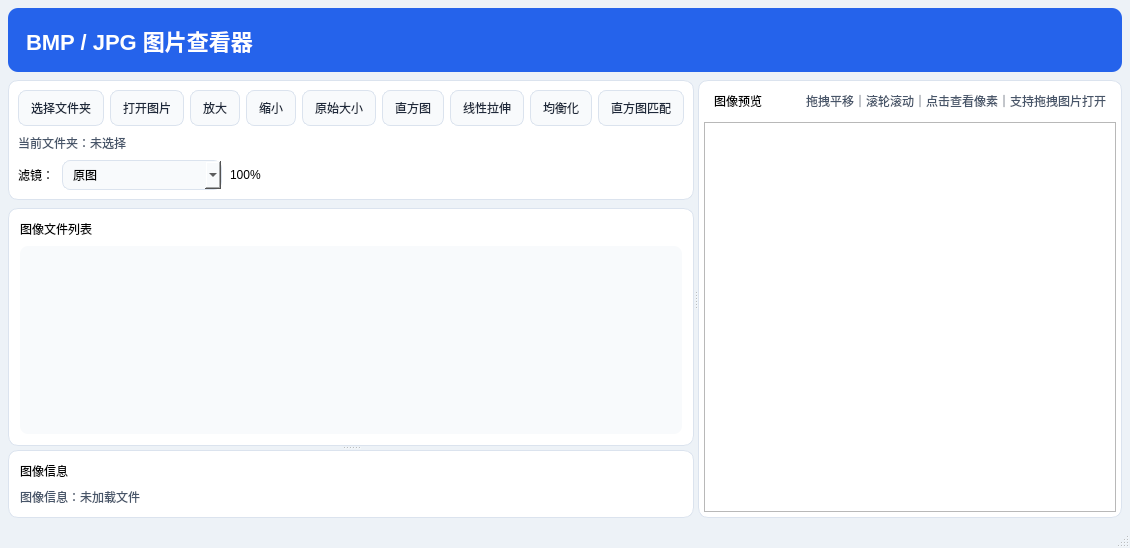
The window that src/MainWindow.ui (zlx041015/Image-Processing-Platform) describes before a commit, drawn with Qt 5.
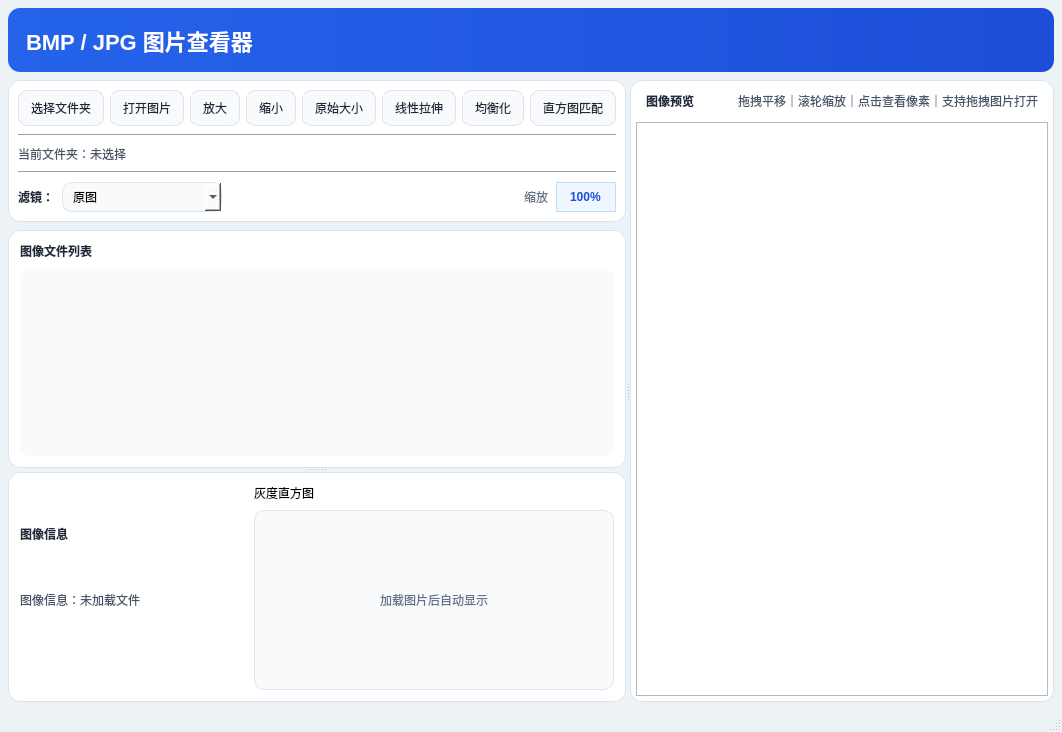
The same window after the commit. Custom widgets are drawn as their Qt base class.

```diff
--- a/src/MainWindow.ui
+++ b/src/MainWindow.ui
@@ -11,8 +11,8 @@
 }
 
 QWidget#headerWidget {
-    background: #2563eb;
-    border-radius: 10px;
+    background: qlineargradient(x1:0, y1:0, x2:1, y2:0, stop:0 #2563eb, stop:1 #1d4ed8);
+    border-radius: 12px;
 }
 
 QLabel#titleLabel {
@@ -27,14 +27,27 @@
 QWidget#canvasCard {
     background: white;
     border: 1px solid #dbe3ee;
-    border-radius: 10px;
+    border-radius: 12px;
+}
+
+QWidget#buttonRow1,
+QWidget#buttonRow2,
+QWidget#buttonRow3 {
+    background: transparent;
+}
+
+QFrame#toolbarDivider {
+    background: #e8eef5;
+    min-height: 1px;
+    max-height: 1px;
+    border: none;
 }
 
 QPushButton {
     background: #f8fafc;
     color: #1e293b;
     border: 1px solid #dbe3ee;
-    border-radius: 8px;
+    border-radius: 9px;
     padding: 8px 12px;
 }
 
@@ -44,15 +57,49 @@
 
 QLabel#folderLabel,
 QLabel#infoLabel,
-QLabel#previewHintLabel {
+QLabel#histogramLabel,
+QLabel#previewHintLabel,
+QLabel#filterLabel,
+QLabel#listTitle,
+QLabel#infoTitle,
+QLabel#previewTitleLabel {
     color: #475569;
 }
 
+QLabel#filterLabel,
+QLabel#listTitle,
+QLabel#infoTitle,
+QLabel#previewTitleLabel {
+    color: #1e293b;
+    font-weight: 700;
+}
+
+QLabel#zoomTextLabel {
+    color: #64748b;
+}
+
+QLabel#zoomLabel {
+    background: #eff6ff;
+    color: #1d4ed8;
+    border: 1px solid #bfdbfe;
+    border-radius: 999px;
+    padding: 4px 10px;
+    font-weight: 700;
+}
+
+QLabel#histogramLabel {
+    background: #f8fafc;
+    color: #64748b;
+    border: 1px solid #dbe3ee;
+    border-radius: 10px;
+    padding: 8px;
+}
+
 QComboBox {
     background: #f8fafc;
     color: #000000;
     border: 1px solid #dbe3ee;
-    border-radius: 8px;
+    border-radius: 9px;
     padding: 6px 10px;
     min-width: 120px;
 }
@@ -68,15 +115,19 @@
     background: #f8fafc;
     color: #1e293b;
     border: none;
-    border-radius: 8px;
+    border-radius: 10px;
     padding: 6px;
     font-family: Consolas;
 }
 
+QListWidget::item {
+    padding: 6px 8px;
+    border-radius: 6px;
+}
+
 QListWidget::item:selected {
     background: #bfdbfe;
     color: #0f172a;
-    border-radius: 6px;
 }</string>
   </property>
   <widget class="QWidget" name="centralwidget">
@@ -194,72 +245,27 @@
               <property name="spacing">
                <number>6</number>
               </property>
-              <item>
-               <widget class="QPushButton" name="selectFolderButton">
-                <property name="text">
-                 <string>选择文件夹</string>
-                </property>
-               </widget>
-              </item>
-              <item>
-               <widget class="QPushButton" name="openFileButton">
-                <property name="text">
-                 <string>打开图片</string>
-                </property>
-               </widget>
-              </item>
-              <item>
-               <widget class="QPushButton" name="zoomInButton">
-                <property name="text">
-                 <string>放大</string>
-                </property>
-               </widget>
-              </item>
-              <item>
-               <widget class="QPushButton" name="zoomOutButton">
-                <property name="text">
-                 <string>缩小</string>
-                </property>
-               </widget>
-              </item>
-              <item>
-               <widget class="QPushButton" name="resetZoomButton">
-                <property name="text">
-                 <string>原始大小</string>
-                </property>
-               </widget>
-              </item>
-              <item>
-               <widget class="QPushButton" name="histogramButton">
-                <property name="text">
-                 <string>直方图</string>
-                </property>
-               </widget>
-              </item>
-              <item>
-               <widget class="QPushButton" name="linearStretchButton">
-                <property name="text">
-                 <string>线性拉伸</string>
-                </property>
-               </widget>
-              </item>
-              <item>
-               <widget class="QPushButton" name="equalizeButton">
-                <property name="text">
-                 <string>均衡化</string>
-                </property>
-               </widget>
-              </item>
-              <item>
-               <widget class="QPushButton" name="histMatchButton">
-                <property name="text">
-                 <string>直方图匹配</string>
-                </property>
-               </widget>
-              </item>
+              <item><widget class="QPushButton" name="selectFolderButton"><property name="text"><string>选择文件夹</string></property></widget></item>
+              <item><widget class="QPushButton" name="openFileButton"><property name="text"><string>打开图片</string></property></widget></item>
+              <item><widget class="QPushButton" name="zoomInButton"><property name="text"><string>放大</string></property></widget></item>
+              <item><widget class="QPushButton" name="zoomOutButton"><property name="text"><string>缩小</string></property></widget></item>
+              <item><widget class="QPushButton" name="resetZoomButton"><property name="text"><string>原始大小</string></property></widget></item>
+              <item><widget class="QPushButton" name="linearStretchButton"><property name="text"><string>线性拉伸</string></property></widget></item>
+              <item><widget class="QPushButton" name="equalizeButton"><property name="text"><string>均衡化</string></property></widget></item>
+              <item><widget class="QPushButton" name="histMatchButton"><property name="text"><string>直方图匹配</string></property></widget></item>
              </layout>
             </widget>
            </item>
+           <item>
+            <widget class="QFrame" name="toolbarDivider1">
+             <property name="frameShape">
+              <enum>QFrame::HLine</enum>
+             </property>
+             <property name="frameShadow">
+              <enum>QFrame::Sunken</enum>
+             </property>
+            </widget>
+           </item>
            <item>
             <widget class="QWidget" name="buttonRow2">
              <layout class="QHBoxLayout" name="buttonRow2Layout">
@@ -285,7 +291,17 @@
                 </property>
                </widget>
               </item>
-             </layout>
+            </layout>
+           </widget>
+           </item>
+           <item>
+            <widget class="QFrame" name="toolbarDivider2">
+             <property name="frameShape">
+              <enum>QFrame::HLine</enum>
+             </property>
+             <property name="frameShadow">
+              <enum>QFrame::Sunken</enum>
+             </property>
             </widget>
            </item>
            <item>
@@ -315,53 +331,14 @@
               </item>
               <item>
                <widget class="QComboBox" name="filterComboBox">
-                <item>
-                 <property name="text">
-                  <string>原图</string>
-                 </property>
-                </item>
-                <item>
-                 <property name="text">
-                  <string>灰度</string>
-                 </property>
-                </item>
-                <item>
-                 <property name="text">
-                  <string>反相</string>
-                 </property>
-                </item>
-                <item>
-                 <property name="text">
-                  <string>二值化</string>
-                 </property>
-                </item>
-                <item>
-                 <property name="text">
-                  <string>暖色</string>
-                 </property>
-                </item>
-                <item>
-                 <property name="text">
-                  <string>冷色</string>
-                 </property>
-                </item>
-                <item>
-                 <property name="text">
-                  <string>边缘增强</string>
-                 </property>
-                </item>
-                <item>
-                 <property name="text">
-                  <string>锐化</string>
-                 </property>
-                </item>
-               </widget>
-              </item>
-              <item>
-               <widget class="QLabel" name="zoomLabel">
-                <property name="text">
-                 <string>100%</string>
-                </property>
+                <item><property name="text"><string>原图</string></property></item>
+                <item><property name="text"><string>灰度</string></property></item>
+                <item><property name="text"><string>反相</string></property></item>
+                <item><property name="text"><string>二值化</string></property></item>
+                <item><property name="text"><string>暖色</string></property></item>
+                <item><property name="text"><string>冷色</string></property></item>
+                <item><property name="text"><string>边缘增强</string></property></item>
+                <item><property name="text"><string>锐化</string></property></item>
                </widget>
               </item>
               <item>
@@ -377,6 +354,16 @@
                 </property>
                </spacer>
               </item>
+              <item>
+               <widget class="QLabel" name="zoomTextLabel">
+                <property name="text"><string>缩放</string></property>
+               </widget>
+              </item>
+              <item>
+               <widget class="QLabel" name="zoomLabel">
+                <property name="text"><string>100%</string></property>
+               </widget>
+              </item>
              </layout>
             </widget>
            </item>
@@ -421,40 +408,74 @@
            </layout>
           </widget>
           <widget class="QWidget" name="infoCard">
-           <layout class="QVBoxLayout" name="infoLayout">
-            <property name="leftMargin">
-             <number>12</number>
-            </property>
-            <property name="topMargin">
-             <number>12</number>
-            </property>
-            <property name="rightMargin">
-             <number>12</number>
-            </property>
-            <property name="bottomMargin">
-             <number>12</number>
-            </property>
-            <property name="spacing">
-             <number>8</number>
-            </property>
+           <layout class="QHBoxLayout" name="infoLayout">
+            <property name="leftMargin"><number>12</number></property>
+            <property name="topMargin"><number>12</number></property>
+            <property name="rightMargin"><number>12</number></property>
+            <property name="bottomMargin"><number>12</number></property>
+            <property name="spacing"><number>12</number></property>
             <item>
-             <widget class="QLabel" name="infoTitle">
-              <property name="text">
-               <string>图像信息</string>
-              </property>
+             <widget class="QWidget" name="infoPane">
+              <layout class="QVBoxLayout" name="infoPaneLayout">
+               <property name="leftMargin"><number>0</number></property>
+               <property name="topMargin"><number>0</number></property>
+               <property name="rightMargin"><number>0</number></property>
+               <property name="bottomMargin"><number>0</number></property>
+               <property name="spacing"><number>8</number></property>
+               <item>
+                <widget class="QLabel" name="infoTitle">
+                 <property name="text"><string>图像信息</string></property>
+                </widget>
+               </item>
+               <item>
+                <widget class="QLabel" name="infoLabel">
+                 <property name="text"><string>图像信息：未加载文件</string></property>
+                 <property name="wordWrap"><bool>true</bool></property>
+                 <property name="alignment"><set>Qt::AlignTop|Qt::AlignLeft</set></property>
+                </widget>
+               </item>
+              </layout>
              </widget>
             </item>
             <item>
-             <widget class="QLabel" name="infoLabel">
-              <property name="text">
-               <string>图像信息：未加载文件</string>
+             <widget class="QWidget" name="histogramPane">
+              <property name="minimumSize">
+               <size>
+                <width>360</width>
+                <height>0</height>
+               </size>
               </property>
-              <property name="wordWrap">
-               <bool>true</bool>
-              </property>
-              <property name="alignment">
-               <set>Qt::AlignTop|Qt::AlignLeft</set>
-              </property>
+              <layout class="QVBoxLayout" name="histogramPaneLayout">
+               <property name="leftMargin"><number>0</number></property>
+               <property name="topMargin"><number>0</number></property>
+               <property name="rightMargin"><number>0</number></property>
+               <property name="bottomMargin"><number>0</number></property>
+               <property name="spacing"><number>8</number></property>
+               <item>
+                <widget class="QLabel" name="histogramTitle">
+                 <property name="text"><string>灰度直方图</string></property>
+                </widget>
+               </item>
+               <item>
+                <widget class="QLabel" name="histogramLabel">
+                 <property name="minimumSize">
+                  <size>
+                   <width>320</width>
+                   <height>180</height>
+                  </size>
+                 </property>
+                 <property name="frameShape">
+                  <enum>QFrame::StyledPanel</enum>
+                 </property>
+                 <property name="alignment">
+                  <set>Qt::AlignCenter</set>
+                 </property>
+                 <property name="text">
+                  <string>加载图片后自动显示</string>
+                 </property>
+                </widget>
+               </item>
+              </layout>
              </widget>
             </item>
            </layout>
@@ -550,9 +571,7 @@
               </item>
               <item>
                <widget class="QLabel" name="previewHintLabel">
-                <property name="text">
-                 <string>拖拽平移｜滚轮滚动｜点击查看像素｜支持拖拽图片打开</string>
-                </property>
+                <property name="text"><string>拖拽平移｜滚轮缩放｜点击查看像素｜支持拖拽图片打开</string></property>
                </widget>
               </item>
              </layout>
```
Left out of the diff: 169 changed lines with no effect on the pictures.
